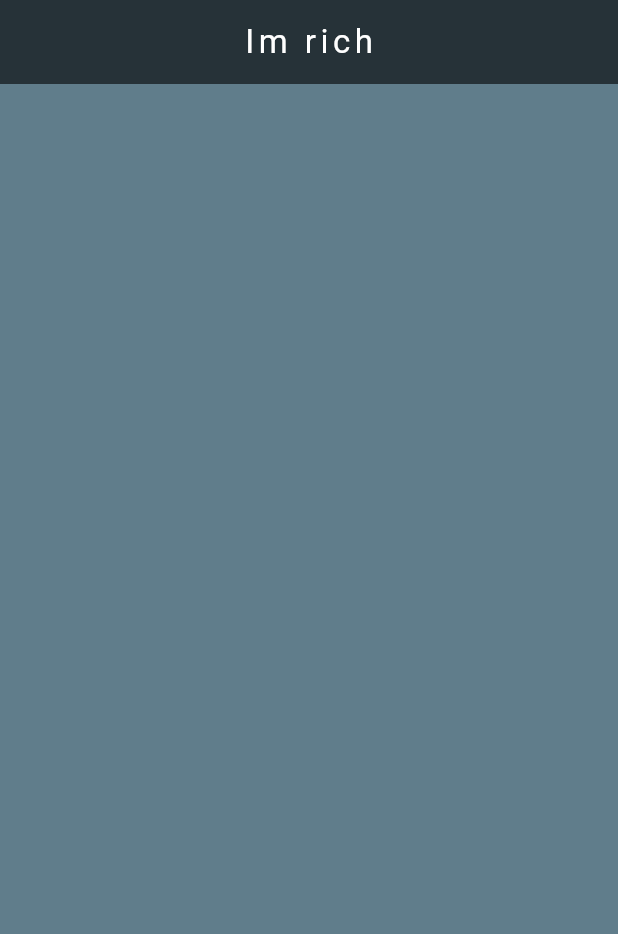
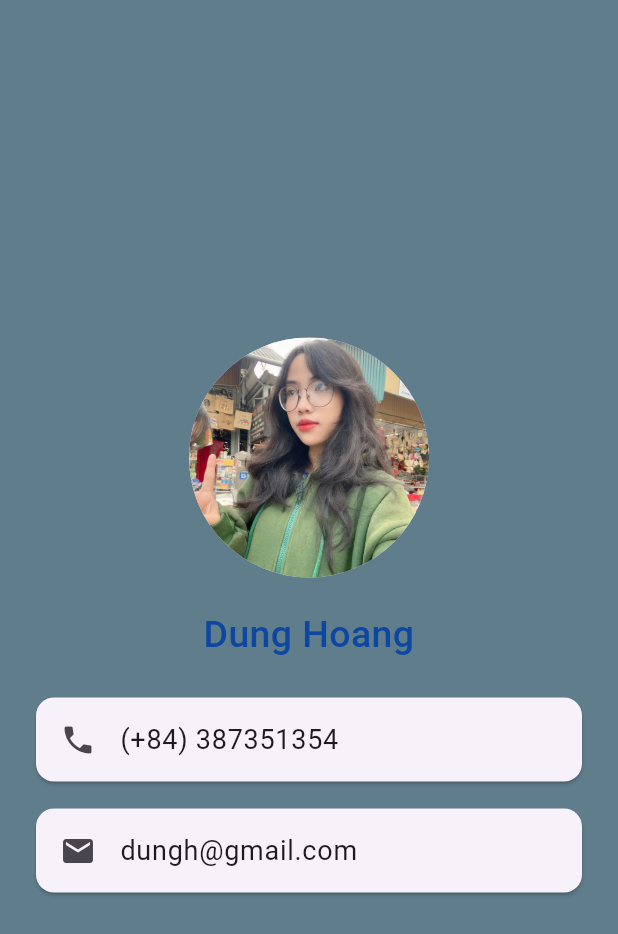
Before and after one commit to hdunq11/danentang, a Flutter app: the screen it shows after launch, on a phone screen of 412 x 824 dp. Shown: the top 934 px of the screen. Run offline on Flutter 3.47's test engine with Material 3 defaults, Android fonts, the phone set to English and light mode, and no system bars.

Commit message:
first commit

```diff
--- a/lib/main.dart
+++ b/lib/main.dart
@@ -1,26 +1,51 @@
 import 'package:flutter/material.dart';
 
 void main() {
-  runApp(ImRich());
+  runApp(MyApp());
 }
-class ImRich extends StatelessWidget{
-  // This widget is the root of your application.
+
+class MyApp extends StatelessWidget {
   @override
   Widget build(BuildContext context) {
     return MaterialApp(
       home: Scaffold(
-      backgroundColor: Colors.blueGrey,
-      appBar: AppBar(
-backgroundColor: Colors.blueGrey[900],
-        title: Center(
-    child: Text('Im rich',
-    style: TextStyle(
-    color: Colors.white,
-    letterSpacing: 3.0,
-    ),
-    ),
-    ),
-      ),
+        backgroundColor: Colors.blueGrey,
+        body: SafeArea(
+          child: Padding(
+            padding: const EdgeInsets.all(20.0),
+            child: Column(
+              mainAxisAlignment: MainAxisAlignment.center,
+              children: [
+                CircleAvatar(
+                  radius: 80,
+                  backgroundImage: AssetImage(
+                      "images/dungh.jpg"),
+                ),
+                SizedBox(height: 20,),
+                Text("Dung Hoang", style: TextStyle(
+                  color: Colors.blue[900],
+                  fontSize: 25,
+                  fontWeight: FontWeight.w500,), textAlign: TextAlign.center,),
+                SizedBox(height: 20,),
+                Card(
+                  child: ListTile(
+                    leading: Icon(Icons.phone),
+                    title: Text(
+                      "(+84) 387351354", style: TextStyle(fontSize: 18,),),
+                  ),
+                ),
+                SizedBox(height: 10,),
+                Card(
+                  child: ListTile(
+                    leading: Icon(Icons.mail),
+                    title: Text(
+                      "dungh@gmail.com", style: TextStyle(fontSize: 18,),),
+                  ),
+                ),
+              ],
+            ),
+          ),
+        ),
       ),
     );
   }
```
Also changed, not shown: images/dungh.jpg (added), 2 other files.
